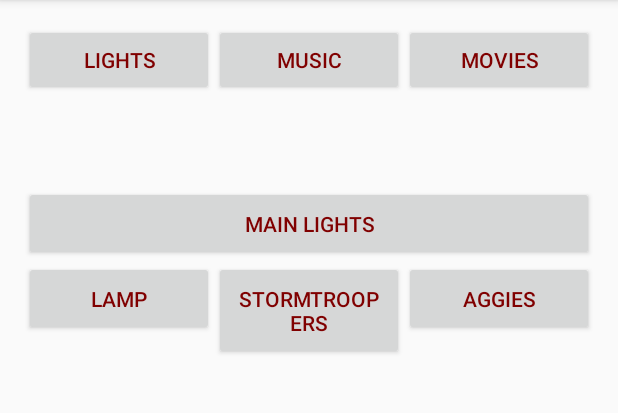
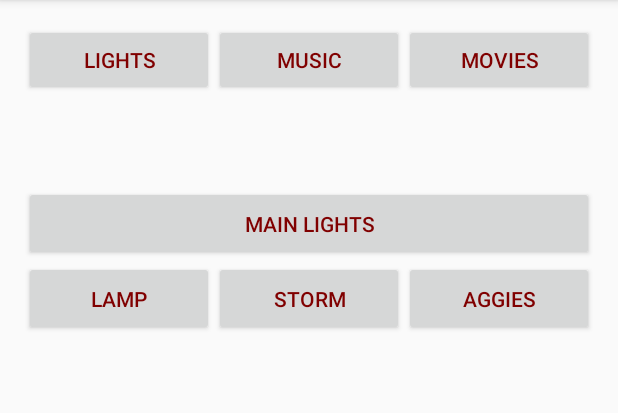
Before and after one commit to dawsondeere/Mount-Good-Control, an Android app: the screen it shows after launch (LightsActivity), on a phone screen of 412 x 824 dp, the part 84-497 px from its top. Run offline under Robolectric (Android 15) with nearby library versions, the phone set to English and light mode, and no system bars; our stand-ins replace Volley; libraries missing offline, so code that uses them is left out: com.getpebble.android; 1 statement that could not run was skipped.

Commit message:
changed Stormtroopers to Storm in order to fit in one line

```diff
--- a/app/src/main/res/values/strings.xml
+++ b/app/src/main/res/values/strings.xml
@@ -2,7 +2,7 @@
     <string name="app_name">Mount Good Control</string>
     <string name="buttonMainLight">Main Lights</string>
     <string name="buttonLamp">Lamp</string>
-    <string name="buttonStorm">Stormtroopers</string>
+    <string name="buttonStorm">Storm</string>
     <string name="buttonAggies">Aggies</string>
     <string name="buttonFanLight">Fan Light</string>
     <string name="buttonFan0">0</string>
```
